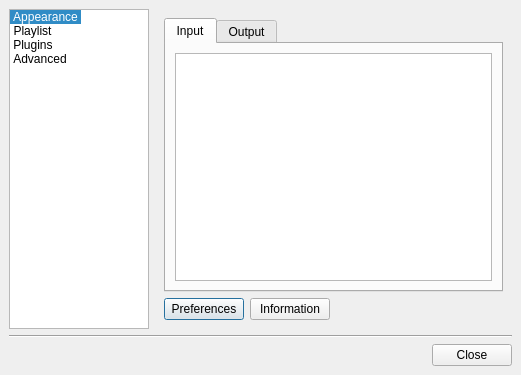
First picture: the form in src/configdialog.ui, repository ksv1986/qmmp-staging, before the edit.
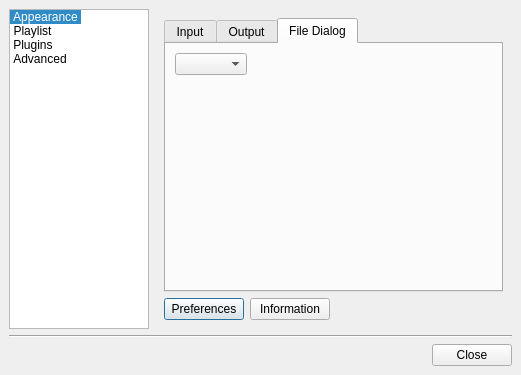
Second picture: the form after the edit. The open tabs and pages were chosen to show the change. Icons and pictures are not drawn.

```diff
--- a/src/configdialog.ui
+++ b/src/configdialog.ui
@@ -426,6 +426,58 @@
              </item>
             </layout>
            </widget>
+           <widget class="QWidget" name="fileDialogTab" >
+            <attribute name="title" >
+             <string>File Dialog</string>
+            </attribute>
+            <layout class="QVBoxLayout" >
+             <property name="margin" >
+              <number>9</number>
+             </property>
+             <property name="spacing" >
+              <number>6</number>
+             </property>
+             <item>
+              <layout class="QHBoxLayout" >
+               <property name="margin" >
+                <number>0</number>
+               </property>
+               <property name="spacing" >
+                <number>6</number>
+               </property>
+               <item>
+                <widget class="QComboBox" name="fileDialogComboBox" />
+               </item>
+               <item>
+                <spacer>
+                 <property name="orientation" >
+                  <enum>Qt::Horizontal</enum>
+                 </property>
+                 <property name="sizeHint" >
+                  <size>
+                   <width>40</width>
+                   <height>20</height>
+                  </size>
+                 </property>
+                </spacer>
+               </item>
+              </layout>
+             </item>
+             <item>
+              <spacer>
+               <property name="orientation" >
+                <enum>Qt::Vertical</enum>
+               </property>
+               <property name="sizeHint" >
+                <size>
+                 <width>20</width>
+                 <height>40</height>
+                </size>
+               </property>
+              </spacer>
+             </item>
+            </layout>
+           </widget>
           </widget>
          </item>
         </layout>
```
